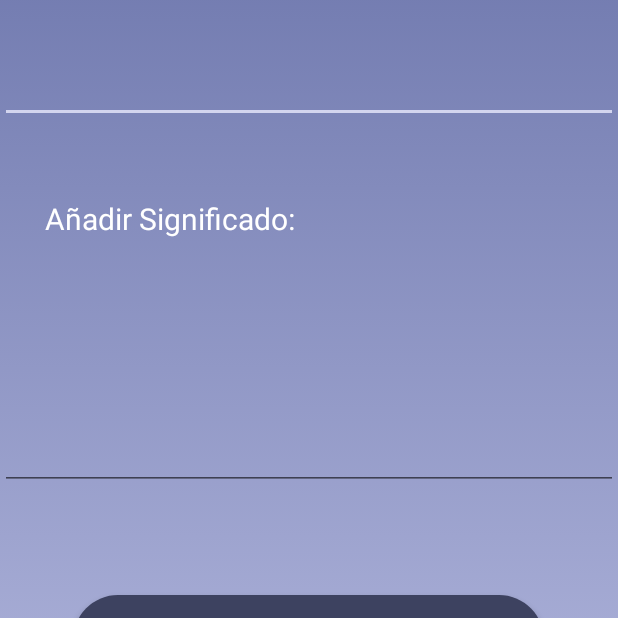
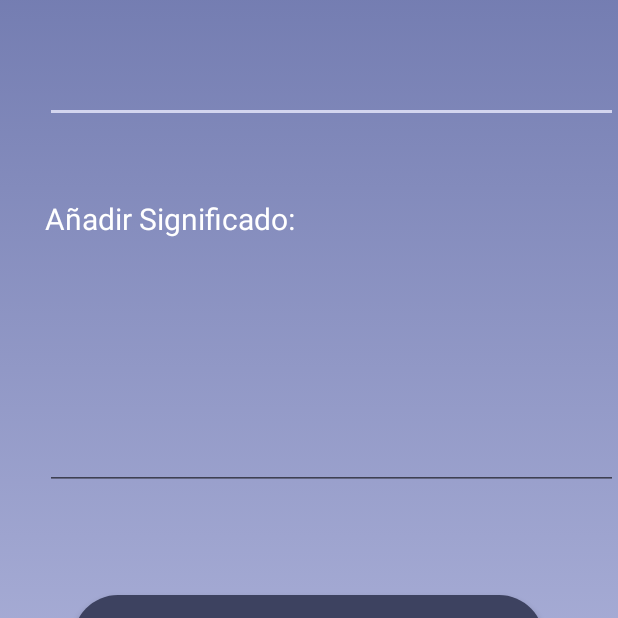
Before and after one commit to AleChirinos/My-dictionary, an Android app: the AgregarPalabraActivity screen opened directly, with no data from a screen before it, on a phone screen of 412 x 824 dp, the part 298-916 px from its top. Run offline under Robolectric (Android 15) with nearby library versions, the phone set to English and light mode, and no system bars.

```diff
--- a/app/src/main/res/layout/activity_agregarpalabra.xml
+++ b/app/src/main/res/layout/activity_agregarpalabra.xml
@@ -29,7 +29,8 @@
             android:gravity="start"
             android:layout_marginTop="10dp"
             android:layout_marginBottom="20dp"
-            android:textColor="#ffff"
+            android:textColor="#dbdedf"
+            android:layout_marginLeft="30dp"
             android:inputType="textMultiLine" />
         <TextView
             android:id="@+id/textView2"
@@ -47,7 +48,8 @@
             android:gravity="start"
             android:layout_marginTop="10dp"
             android:layout_marginBottom="20dp"
-            android:textColor="#ffff"
+            android:textColor="#dbdedf"
+            android:layout_marginLeft="30dp"
             android:inputType="textMultiLine" />
 
         <Button
--- a/app/src/main/res/layout/activity_eliminarpalabra.xml
+++ b/app/src/main/res/layout/activity_eliminarpalabra.xml
@@ -28,7 +28,8 @@
             android:gravity="start"
             android:layout_marginTop="10dp"
             android:layout_marginBottom="20dp"
-            android:textColor="#ffff"
+            android:textColor="#dbdedf"
+            android:layout_marginLeft="30dp"
             android:inputType="textMultiLine" />
 
         <Button
```
